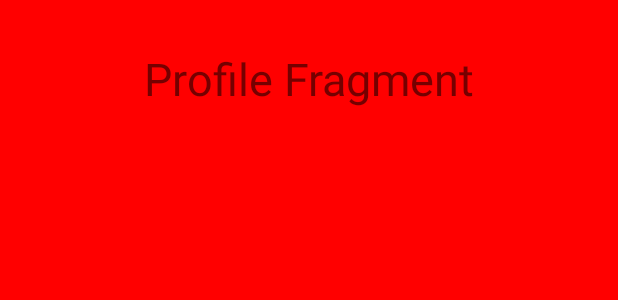
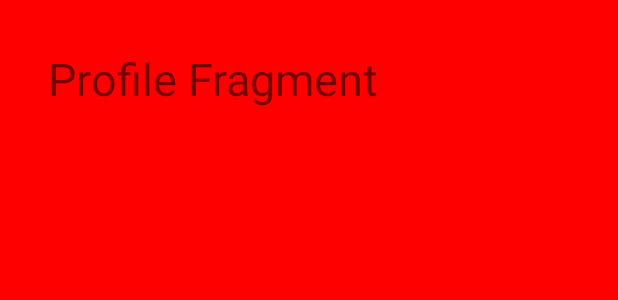
Before and after one commit to gastronomecc/gastronome-app, an Android app: the layout fragment_profile.xml on its own in the app's theme, with its tools: preview values and no code run, on a phone screen of 412 x 824 dp. Shown: the top 300 px of the screen. Run offline under Robolectric (Android 15) with nearby library versions, the phone set to English and light mode, and no system bars.

Commit message:
Add simple user profile information

```diff
--- a/app/src/main/res/layout/fragment_profile.xml
+++ b/app/src/main/res/layout/fragment_profile.xml
@@ -9,14 +9,26 @@
 
     <TextView
         android:id="@+id/tvProfileTitle"
-        android:layout_width="wrap_content"
+        android:layout_width="0dp"
         android:layout_height="wrap_content"
-        android:layout_marginStart="8dp"
+        android:layout_marginStart="32dp"
         android:layout_marginTop="32dp"
-        android:layout_marginEnd="8dp"
+        android:layout_marginEnd="32dp"
         android:text="Profile Fragment"
         android:textSize="30sp"
         app:layout_constraintEnd_toEndOf="parent"
         app:layout_constraintStart_toStartOf="parent"
         app:layout_constraintTop_toTopOf="parent" />
+
+    <TextView
+        android:id="@+id/tvProfileInfo"
+        android:layout_width="0dp"
+        android:layout_height="0dp"
+        android:layout_marginTop="8dp"
+        android:layout_marginBottom="10dp"
+        android:textSize="18sp"
+        app:layout_constraintBottom_toBottomOf="parent"
+        app:layout_constraintEnd_toEndOf="@+id/tvProfileTitle"
+        app:layout_constraintStart_toStartOf="@+id/tvProfileTitle"
+        app:layout_constraintTop_toBottomOf="@+id/tvProfileTitle" />
 </android.support.constraint.ConstraintLayout>
```
Also changed, not shown: app/src/main/java/com/kevintoh0305gmail/gastronome/Home.java (+9 -10 lines), app/src/main/java/com/kevintoh0305gmail/gastronome/ProfileFragment.java (+12 -0 lines), app/src/main/java/com/kevintoh0305gmail/gastronome/SharedGlobals.java (added, +13 -0 lines).
